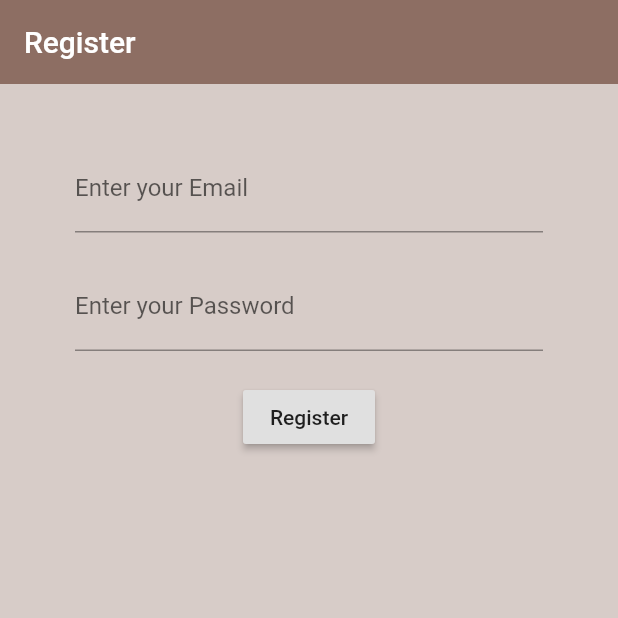
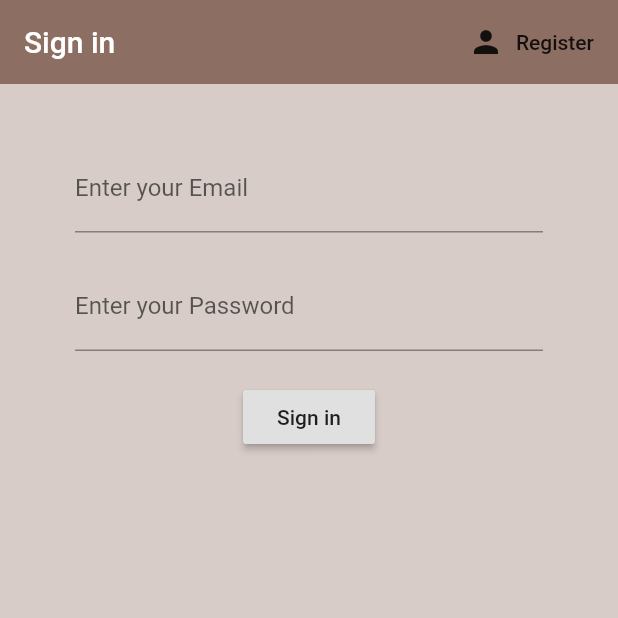
Before and after one commit to powerbuilder1/TodoApp, a Flutter app: the screen it shows after launch, on a phone screen of 412 x 824 dp, the top half of it. Run offline on Flutter 3.47's test engine with Material 2 defaults, Android fonts, the phone set to English and light mode, and no system bars; our stand-ins replace firebase_auth, firebase_core; accounts and stored records are empty.

Commit message:
sign In screen / toggleView

```diff
--- a/todoApp/lib/screens/authenticate/authenticate.dart
+++ b/todoApp/lib/screens/authenticate/authenticate.dart
@@ -1,5 +1,6 @@
 import 'package:flutter/material.dart';
 import 'package:todoApp/screens/authenticate/register.dart';
+import 'package:todoApp/screens/authenticate/sign_in.dart';
 
 
 class Authenticate extends StatefulWidget {
@@ -8,8 +9,20 @@ class Authenticate extends StatefulWidget {
 }
 
 class _AuthenticateState extends State<Authenticate> {
+
+  bool showSignIn = true;
+  void toggleView() {
+    setState(() {
+      showSignIn = !showSignIn;
+    });
+  }
+
   @override
   Widget build(BuildContext context) {
-    return Register();
+    if(showSignIn == true) {
+      return SignIn(toggleView: toggleView);
+    } else {
+      return Register(toggleView: toggleView);
+    }
   }
 }
--- a/todoApp/lib/screens/authenticate/sign_in.dart
+++ b/todoApp/lib/screens/authenticate/sign_in.dart
@@ -1,10 +1,79 @@
 import 'package:flutter/material.dart';
+import 'package:todoApp/services/auth.dart';
 
-class SignIn extends StatelessWidget {
+class SignIn extends StatefulWidget {
+
+Function toggleView;
+SignIn({this.toggleView});
+
+  @override
+  _SignInState createState() => _SignInState();
+}
+
+class _SignInState extends State<SignIn> {
+
+  final _formKey = GlobalKey<FormState>();
+  final _auth = AuthService();
+
+  String email = "";
+  String password = "";
+
   @override
   Widget build(BuildContext context) {
-    return Container(
-
+    return Scaffold(
+      backgroundColor: Colors.brown[100],
+      appBar: AppBar(
+        backgroundColor: Colors.brown[400],
+        elevation: 0.0,
+        title: Text('Sign in'),
+        actions: [
+          FlatButton.icon(
+            icon: Icon(Icons.person),
+            label: Text('Register'),
+            onPressed: () => widget.toggleView(),
+          )
+        ],
+      ),
+      body: Container(
+        padding: EdgeInsets.symmetric(vertical: 20.0, horizontal: 50.0),
+        child: Form(
+          key: _formKey,
+          child: Column(
+            children: [
+              SizedBox(height: 20.0),
+              TextFormField(
+                decoration: InputDecoration(
+                  labelText: 'Enter your Email',
+                ),
+                validator: (val) => val.isEmpty ? 'Enter an email' : null,
+                onChanged: (val) {
+                   setState(() => email = val);
+                }
+              ),
+              SizedBox(height: 20.0),
+              TextFormField(
+                decoration: InputDecoration(
+                  labelText: 'Enter your Password',
+                ),
+                validator: (val) => val.length < 6 ? 'Password min. 6 chars' : null,
+                onChanged: (val) {
+                  setState(() => password = val);
+                }
+              ),
+              SizedBox(height: 20.0),
+              RaisedButton(
+                child: Text('Sign in'),
+                onPressed: () async {
+                  if(_formKey.currentState.validate()){
+                    dynamic result = await _auth.signInWithEmailAndPassword(email, password);
+                    print(result);
+                  }
+                }
+              )
+            ],
+          ),
+        ),
+      ),
     );
   }
 }
--- a/todoApp/lib/screens/home/home.dart
+++ b/todoApp/lib/screens/home/home.dart
@@ -3,6 +3,7 @@ import 'package:todoApp/services/auth.dart';
 
 class Home extends StatelessWidget {
   final AuthService _auth = AuthService();
+
   @override
   Widget build(BuildContext context) {
     return Scaffold(
```
Also changed, not shown: todoApp/lib/screens/authenticate/register.dart (+11 -0 lines).
